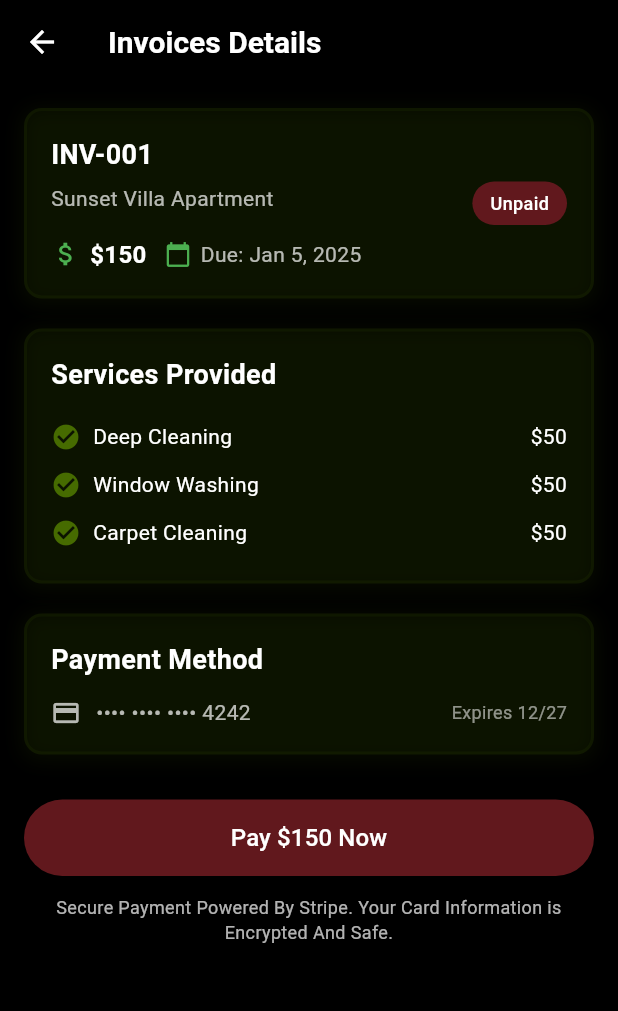
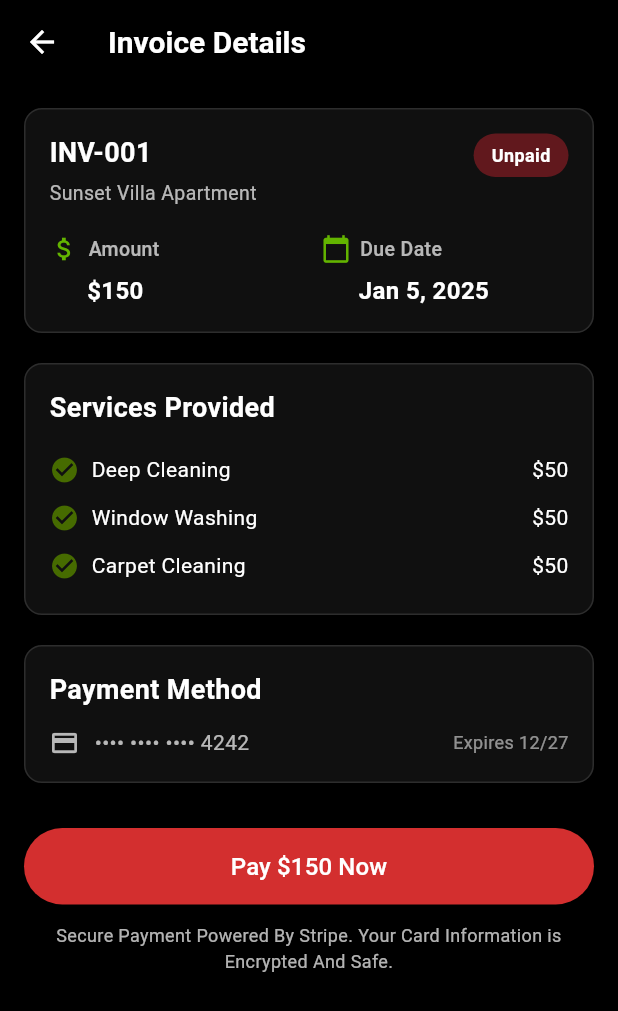
Before and after one commit to abdulrehman104/Outdoors-Mobile-App, a Flutter app: the InvoiceDetailScreen screen opened directly, on a phone screen of 412 x 824 dp. Shown: the top 1011 px of the screen. Run offline on Flutter 3.47's test engine with Material 3 defaults, Android fonts, the phone set to English and light mode, and no system bars; our stand-ins replace dio, flutter_secure_storage, shared_preferences; accounts and stored records are empty; project files that could hold a hidden picture were left out.

Commit message:
changes to invoice deatils

```diff
--- a/lib/features/customer/invoices/view/invoice_detail.dart
+++ b/lib/features/customer/invoices/view/invoice_detail.dart
@@ -3,10 +3,10 @@ import 'package:flutter/material.dart';
 class InvoiceDetailScreen extends StatelessWidget {
   final String invoiceNumber;
   final String subheading;
-  final String amount;
-  final String dueDate;
-  final String status;
-  final Color statusColor;
+  final String amount; // e.g. "$150"
+  final String dueDate; // e.g. "Jan 5, 2025"
+  final String status; // e.g. "Unpaid" | "Paid"
+  final Color statusColor; // e.g. Colors.red or Colors.green
 
   const InvoiceDetailScreen({
     super.key,
@@ -26,7 +26,7 @@ class InvoiceDetailScreen extends StatelessWidget {
         backgroundColor: Colors.black,
         elevation: 0,
         title: const Text(
-          "Invoices Details",
+          'Invoice Details',
           style: TextStyle(color: Colors.white),
         ),
         iconTheme: const IconThemeData(color: Colors.white),
@@ -36,28 +36,30 @@ class InvoiceDetailScreen extends StatelessWidget {
         child: Column(
           crossAxisAlignment: CrossAxisAlignment.start,
           children: [
-            // Invoice Header Card
+            // ===== Header Card (matches screenshot) =====
             Container(
               padding: const EdgeInsets.all(16),
               decoration: BoxDecoration(
-                color: const Color(0x14466B00),
+                color: const Color(0xFF101010),
                 borderRadius: BorderRadius.circular(12),
-                border: Border.all(color: const Color(0x1A466B00), width: 2),
+                border: Border.all(color: Colors.white12, width: 1),
                 boxShadow: const [
                   BoxShadow(
-                    color: Color(0x1A466B00),
-                    blurRadius: 10,
-                    spreadRadius: 2,
+                    color: Colors.black26,
+                    blurRadius: 8,
                     offset: Offset(0, 2),
                   ),
                 ],
               ),
-              child: Row(
+              child: Column(
+                crossAxisAlignment: CrossAxisAlignment.start,
+                children: [
+                  // Top Row: left (title/sub) + right (status pill)
+                  Row(
                     mainAxisAlignment: MainAxisAlignment.spaceBetween,
+                    crossAxisAlignment: CrossAxisAlignment.start,
                     children: [
-                  // Left Details
-                  Expanded(
-                    child: Column(
+                      Column(
                         crossAxisAlignment: CrossAxisAlignment.start,
                         children: [
                           Text(
@@ -68,48 +70,21 @@ class InvoiceDetailScreen extends StatelessWidget {
                               fontWeight: FontWeight.w600,
                             ),
                           ),
-                        const SizedBox(height: 6),
+                          const SizedBox(height: 4),
                           Text(
                             subheading,
                             style: const TextStyle(
                               color: Colors.white70,
-                            fontSize: 14,
-                          ),
-                        ),
-                        const SizedBox(height: 16),
-                        Row(
-                          children: [
-                            const Icon(Icons.attach_money,
-                                color: Colors.green, size: 20),
-                            const SizedBox(width: 6),
-                            Text(
-                              amount,
-                              style: const TextStyle(
-                                color: Colors.white,
-                                fontSize: 16,
-                                fontWeight: FontWeight.bold,
-                              ),
-                            ),
-                            const SizedBox(width: 12),
-                            const Icon(Icons.calendar_today,
-                                color: Colors.green, size: 18),
-                            const SizedBox(width: 6),
-                            Text(
-                              dueDate,
-                              style: const TextStyle(
-                                color: Colors.white70,
-                                fontSize: 14,
+                              fontSize: 13,
                             ),
                           ),
                         ],
                       ),
-                      ],
-                    ),
-                  ),
-                  // Right Status
                       Container(
                         padding: const EdgeInsets.symmetric(
-                        horizontal: 12, vertical: 6),
+                          horizontal: 12,
+                          vertical: 6,
+                        ),
                         decoration: BoxDecoration(
                           color: statusColor,
                           borderRadius: BorderRadius.circular(20),
@@ -119,9 +94,36 @@ class InvoiceDetailScreen extends StatelessWidget {
                           style: const TextStyle(
                             color: Colors.white,
                             fontSize: 12,
-                        fontWeight: FontWeight.w500,
+                            fontWeight: FontWeight.w600,
                           ),
                         ),
+                      ),
+                    ],
+                  ),
+
+                  const SizedBox(height: 18),
+
+                  // Bottom: two columns -> Amount (label above value) & Due Date (label above value)
+                  Row(
+                    children: [
+                      // Amount column
+                      Expanded(
+                        child: _buildLabeledStat(
+                          icon: Icons.attach_money,
+                          label: 'Amount',
+                          value: amount,
+                        ),
+                      ),
+                      const SizedBox(width: 16),
+                      // Due date column
+                      Expanded(
+                        child: _buildLabeledStat(
+                          icon: Icons.calendar_today,
+                          label: 'Due Date',
+                          value: dueDate.replaceFirst('Due: ', ''),
+                        ),
+                      ),
+                    ],
                   ),
                 ],
               ),
@@ -129,18 +131,17 @@ class InvoiceDetailScreen extends StatelessWidget {
 
             const SizedBox(height: 20),
 
-            // Services Provided Section
+            // ===== Services Provided =====
             Container(
               padding: const EdgeInsets.all(16),
               decoration: BoxDecoration(
-                color: const Color(0x14466B00),
+                color: const Color(0xFF101010),
                 borderRadius: BorderRadius.circular(12),
-                border: Border.all(color: const Color(0x1A466B00), width: 2),
+                border: Border.all(color: Colors.white12, width: 1),
                 boxShadow: const [
                   BoxShadow(
-                    color: Color(0x1A466B00),
-                    blurRadius: 10,
-                    spreadRadius: 2,
+                    color: Colors.black26,
+                    blurRadius: 8,
                     offset: Offset(0, 2),
                   ),
                 ],
@@ -149,7 +150,7 @@ class InvoiceDetailScreen extends StatelessWidget {
                 crossAxisAlignment: CrossAxisAlignment.start,
                 children: [
                   const Text(
-                    "Services Provided",
+                    'Services Provided',
                     style: TextStyle(
                       color: Colors.white,
                       fontSize: 18,
@@ -157,54 +158,53 @@ class InvoiceDetailScreen extends StatelessWidget {
                     ),
                   ),
                   const SizedBox(height: 12),
-                  _buildServiceItem("Deep Cleaning", "\$50"),
-                  _buildServiceItem("Window Washing", "\$50"),
-                  _buildServiceItem("Carpet Cleaning", "\$50"),
+                  _buildServiceItem('Deep Cleaning', '\$50'),
+                  _buildServiceItem('Window Washing', '\$50'),
+                  _buildServiceItem('Carpet Cleaning', '\$50'),
                 ],
               ),
             ),
 
             const SizedBox(height: 20),
 
-            // Payment Method Section
+            // ===== Payment Method =====
             Container(
               padding: const EdgeInsets.all(16),
               decoration: BoxDecoration(
-                color: const Color(0x14466B00),
+                color: const Color(0xFF101010),
                 borderRadius: BorderRadius.circular(12),
-                border: Border.all(color: const Color(0x1A466B00), width: 2),
+                border: Border.all(color: Colors.white12, width: 1),
                 boxShadow: const [
                   BoxShadow(
-                    color: Color(0x1A466B00),
-                    blurRadius: 10,
-                    spreadRadius: 2,
+                    color: Colors.black26,
+                    blurRadius: 8,
                     offset: Offset(0, 2),
                   ),
                 ],
               ),
               child: Column(
                 crossAxisAlignment: CrossAxisAlignment.start,
-                children: [
-                  const Text(
-                    "Payment Method",
+                children: const [
+                  Text(
+                    'Payment Method',
                     style: TextStyle(
                       color: Colors.white,
                       fontSize: 18,
                       fontWeight: FontWeight.w600,
                     ),
                   ),
-                  const SizedBox(height: 12),
+                  SizedBox(height: 12),
                   Row(
-                    children: const [
+                    children: [
                       Icon(Icons.credit_card, color: Colors.white70, size: 20),
                       SizedBox(width: 10),
                       Text(
-                        "•••• •••• •••• 4242",
+                        '•••• •••• •••• 4242',
                         style: TextStyle(color: Colors.white70, fontSize: 14),
                       ),
                       Spacer(),
                       Text(
-                        "Expires 12/27",
+                        'Expires 12/27',
                         style: TextStyle(color: Colors.white54, fontSize: 12),
                       ),
                     ],
@@ -215,25 +215,25 @@ class InvoiceDetailScreen extends StatelessWidget {
 
             const SizedBox(height: 30),
 
-            // Pay Button
+            // ===== Pay Button =====
             SizedBox(
               width: double.infinity,
               child: ElevatedButton(
-                onPressed: status == "Paid" ? null : () {},
+                onPressed: status == 'Paid' ? null : () {},
                 style: ElevatedButton.styleFrom(
-                  backgroundColor: status == "Unpaid"
-                      ? const Color(0xFF61181D)
-                      : const Color(0xFF466B00),
-                  padding:
-                  const EdgeInsets.symmetric(horizontal: 20, vertical: 14),
+                  backgroundColor: status == 'Unpaid'
+                      ? const Color(0xFFD32F2F) // Red for Unpaid
+                      : const Color(0xFF388E3C), // Green for Paid
+                  padding: const EdgeInsets.symmetric(
+                    horizontal: 20,
+                    vertical: 14,
+                  ),
                   shape: RoundedRectangleBorder(
                     borderRadius: BorderRadius.circular(30),
                   ),
                 ),
                 child: Text(
-                  status == "Unpaid"
-                      ? "Pay $amount Now"
-                      : "Already Paid",
+                  status == 'Unpaid' ? 'Pay $amount Now' : 'Already Paid',
                   style: const TextStyle(color: Colors.white, fontSize: 16),
                 ),
               ),
@@ -241,10 +241,9 @@ class InvoiceDetailScreen extends StatelessWidget {
 
             const SizedBox(height: 12),
 
-            // Footer Secure Text
             const Center(
               child: Text(
-                "Secure Payment Powered By Stripe. Your Card Information is Encrypted And Safe.",
+                'Secure Payment Powered By Stripe. Your Card Information is Encrypted And Safe.',
                 textAlign: TextAlign.center,
                 style: TextStyle(
                   color: Colors.white70,
@@ -258,7 +257,52 @@ class InvoiceDetailScreen extends StatelessWidget {
     );
   }
 
-  // Service Item Widget
+  // ===== small helper: label above value, with green icon =====
+  Widget _buildLabeledStat({
+    required IconData icon,
+    required String label,
+    required String value,
+  }) {
+    const green = Color(0xFF63B400); // soft green like screenshot
+    return Column(
+      crossAxisAlignment: CrossAxisAlignment.start,
+      children: [
+        Row(
+          children: const [
+            Icon(Icons.circle, size: 0), // keeps row height predictable (no-op)
+          ],
+        ),
+        Row(
+          children: [
+            Icon(icon, color: green, size: 20),
+            const SizedBox(width: 6),
+            Text(
+              label,
+              style: const TextStyle(
+                color: Colors.white70,
+                fontSize: 13,
+                fontWeight: FontWeight.w500,
+              ),
+            ),
+          ],
+        ),
+        const SizedBox(height: 6),
+        Padding(
+          padding: const EdgeInsets.only(left: 25.0), // Move value text further to the right
+          child: Text(
+            value,
+            style: const TextStyle(
+              color: Colors.white,
+              fontSize: 16, // Reduced font size for amount and date
+              fontWeight: FontWeight.w700,
+            ),
+          ),
+        ),
+      ],
+    );
+  }
+
+  // ===== service row =====
   Widget _buildServiceItem(String title, String amount) {
     return Padding(
       padding: const EdgeInsets.symmetric(vertical: 6.0),
@@ -266,15 +310,16 @@ class InvoiceDetailScreen extends StatelessWidget {
         mainAxisAlignment: MainAxisAlignment.spaceBetween,
         children: [
           Row(
-            children: [
-              const Icon(Icons.check_circle,
-                  color: Color(0xFF466B00), size: 20),
-              const SizedBox(width: 8),
-              Text(
+            children: const [
+              Icon(Icons.check_circle, color: Color(0xFF466B00), size: 20),
+              SizedBox(width: 8),
+            ],
+          ),
+          Expanded(
+            child: Text(
               title,
               style: const TextStyle(color: Colors.white, fontSize: 14),
             ),
-            ],
           ),
           Text(
             amount,
```
Lines whose indentation alone changed are shown as unchanged.
